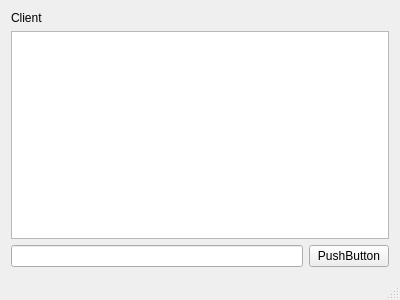
First picture: the form in mainwindow.ui, repository rookiepeng/comm-test, before the edit.
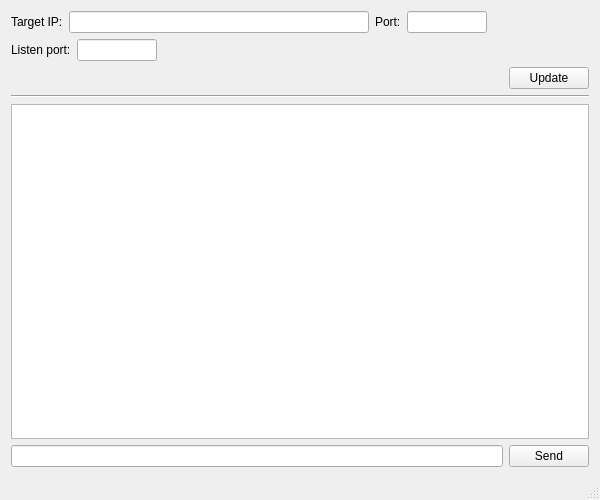
Second picture: the form after the edit.

Commit message: add IP address configuration

What changed in the file:
```diff
--- a/mainwindow.ui
+++ b/mainwindow.ui
@@ -6,19 +6,152 @@
    <rect>
     <x>0</x>
     <y>0</y>
-    <width>400</width>
-    <height>300</height>
+    <width>600</width>
+    <height>500</height>
    </rect>
   </property>
+  <property name="minimumSize">
+   <size>
+    <width>600</width>
+    <height>500</height>
+   </size>
+  </property>
   <property name="windowTitle">
    <string>MainWindow</string>
   </property>
   <widget class="QWidget" name="centralWidget">
    <layout class="QVBoxLayout" name="verticalLayout">
     <item>
-     <widget class="QLabel" name="label">
-      <property name="text">
-       <string>Client</string>
+     <layout class="QHBoxLayout" name="horizontalLayout_2">
+      <item>
+       <widget class="QLabel" name="label">
+        <property name="text">
+         <string>Target IP:</string>
+        </property>
+       </widget>
+      </item>
+      <item>
+       <widget class="QLineEdit" name="lineEdit_2">
+        <property name="minimumSize">
+         <size>
+          <width>300</width>
+          <height>0</height>
+         </size>
+        </property>
+        <property name="maximumSize">
+         <size>
+          <width>300</width>
+          <height>16777215</height>
+         </size>
+        </property>
+       </widget>
+      </item>
+      <item>
+       <widget class="QLabel" name="label_2">
+        <property name="text">
+         <string>Port:</string>
+        </property>
+       </widget>
+      </item>
+      <item>
+       <widget class="QLineEdit" name="lineEdit_3">
+        <property name="minimumSize">
+         <size>
+          <width>80</width>
+          <height>0</height>
+         </size>
+        </property>
+        <property name="maximumSize">
+         <size>
+          <width>80</width>
+          <height>16777215</height>
+         </size>
+        </property>
+       </widget>
+      </item>
+      <item>
+       <spacer name="horizontalSpacer">
+        <property name="orientation">
+         <enum>Qt::Horizontal</enum>
+        </property>
+        <property name="sizeHint" stdset="0">
+         <size>
+          <width>40</width>
+          <height>20</height>
+         </size>
+        </property>
+       </spacer>
+      </item>
+     </layout>
+    </item>
+    <item>
+     <layout class="QHBoxLayout" name="horizontalLayout_3">
+      <item>
+       <widget class="QLabel" name="label_3">
+        <property name="text">
+         <string>Listen port:</string>
+        </property>
+       </widget>
+      </item>
+      <item>
+       <widget class="QLineEdit" name="lineEdit_4">
+        <property name="minimumSize">
+         <size>
+          <width>80</width>
+          <height>0</height>
+         </size>
+        </property>
+        <property name="maximumSize">
+         <size>
+          <width>80</width>
+          <height>16777215</height>
+         </size>
+        </property>
+       </widget>
+      </item>
+      <item>
+       <spacer name="horizontalSpacer_2">
+        <property name="orientation">
+         <enum>Qt::Horizontal</enum>
+        </property>
+        <property name="sizeHint" stdset="0">
+         <size>
+          <width>40</width>
+          <height>20</height>
+         </size>
+        </property>
+       </spacer>
+      </item>
+     </layout>
+    </item>
+    <item>
+     <layout class="QHBoxLayout" name="horizontalLayout_4">
+      <item>
+       <spacer name="horizontalSpacer_3">
+        <property name="orientation">
+         <enum>Qt::Horizontal</enum>
+        </property>
+        <property name="sizeHint" stdset="0">
+         <size>
+          <width>40</width>
+          <height>20</height>
+         </size>
+        </property>
+       </spacer>
+      </item>
+      <item>
+       <widget class="QPushButton" name="pushButton_2">
+        <property name="text">
+         <string>Update</string>
+        </property>
+       </widget>
+      </item>
+     </layout>
+    </item>
+    <item>
+     <widget class="Line" name="line">
+      <property name="orientation">
+       <enum>Qt::Horizontal</enum>
       </property>
      </widget>
     </item>
@@ -33,7 +166,7 @@
       <item>
        <widget class="QPushButton" name="pushButton">
         <property name="text">
-         <string>PushButton</string>
+         <string>Send</string>
         </property>
        </widget>
       </item>
```
Left out of the diff: 2 changed lines with no effect on the pictures. The commit also changes 1 other file.
